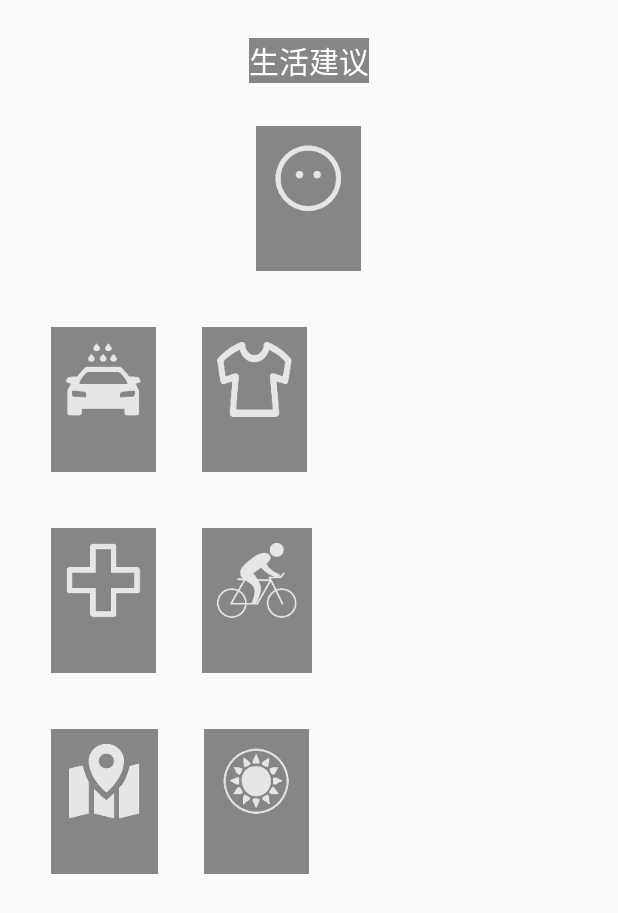
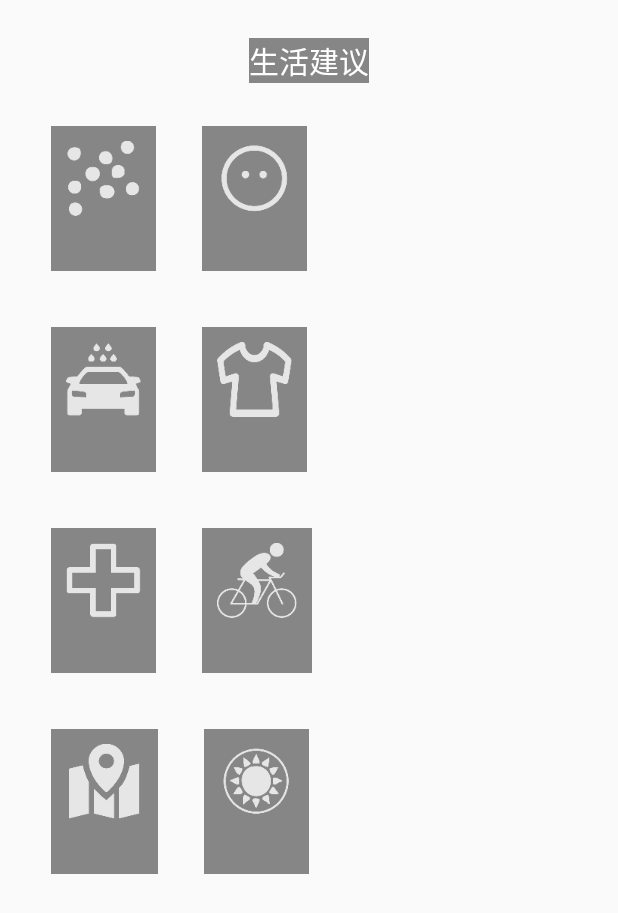
Before and after one commit to sorgs/SorgsWeather, an Android app: the layout suggest.xml on its own in the app's theme, with its tools: preview values and no code run, on a phone screen of 412 x 824 dp. Shown: the top 913 px of the screen. Run offline under Robolectric (Android 15) with nearby library versions, the phone set to English and light mode, and no system bars.

```diff
--- a/app/build.gradle
+++ b/app/build.gradle
@@ -8,8 +8,8 @@ android {
         applicationId "com.sorgs.sorgsweather"
         minSdkVersion 19
         targetSdkVersion 25
-        versionCode 2
-        versionName "2.0"
+        versionCode 3
+        versionName "3.0"
         testInstrumentationRunner "android.support.test.runner.AndroidJUnitRunner"
     }
     buildTypes {
--- a/app/src/main/java/com/sorgs/sorgsweather/Activity/MainActivity.java
+++ b/app/src/main/java/com/sorgs/sorgsweather/Activity/MainActivity.java
@@ -133,8 +133,8 @@ public class MainActivity extends BaseActivity {
             //存在缓存，就去尝试解析
             WeatherJson weatherJson = Utility.handleWeatherResponse(WeatherCache);
             assert weatherJson != null;
-            for (WeatherJson.HeWeatherBean heWeatherBean :
-                    weatherJson.getHeWeather()) {
+            for (WeatherJson.HeWeather5Bean heWeatherBean :
+                    weatherJson.getHeWeather5()) {
                 if ("ok".equals(heWeatherBean.getStatus())) {
                     //是否之前选择过城市，有选择就直接跳过
                     startActivity(new Intent(getApplicationContext(), WeatherActivity.class));
--- a/app/src/main/java/com/sorgs/sorgsweather/service/AutoUpdateService.java
+++ b/app/src/main/java/com/sorgs/sorgsweather/service/AutoUpdateService.java
@@ -82,8 +82,8 @@ public class AutoUpdateService extends Service {
             //存在缓存，就直接去解析
             WeatherJson weatherJson = Utility.handleWeatherResponse(Sputils.getString(getApplicationContext(), Constant.WEATHER, null));
             assert weatherJson != null;
-            for (WeatherJson.HeWeatherBean heWeatherBean :
-                    weatherJson.getHeWeather()) {
+            for (WeatherJson.HeWeather5Bean heWeatherBean :
+                    weatherJson.getHeWeather5()) {
                 if ("ok".equals(heWeatherBean.getStatus())) {
                     String weatherId = heWeatherBean.getBasic().getCity();
                     OkHttp.sendOkHttpRequest(Constant.WEATHER_URL + weatherId + Constant.WEATHER_KEY, new Callback() {
--- a/app/src/main/java/com/sorgs/sorgsweather/utils/Constant.java
+++ b/app/src/main/java/com/sorgs/sorgsweather/utils/Constant.java
@@ -19,12 +19,12 @@ public class Constant {
     /**
      * 天气服务器url
      */
-    public static final String WEATHER_URL = "http://guolin.tech/api/weather?cityid=";
+    public static final String WEATHER_URL = "https://api.heweather.com/v5/weather?city=";
 
     /**
      * 天气服务器key
      */
-    public static final String WEATHER_KEY = "&key=bc0418b57b2d4918819d3974ac1285d9";
+    public static final String WEATHER_KEY = "&key=6654a43435694d8e922377f3204d3756";
 
     /**
      * 背景图片的url地址
--- a/app/src/main/java/com/sorgs/sorgsweather/utils/getCache.java
+++ b/app/src/main/java/com/sorgs/sorgsweather/utils/getCache.java
@@ -21,8 +21,8 @@ public class getCache {
     public static String getCityID(String WeatherCache) {
         if (!TextUtils.isEmpty(WeatherCache)) {
             WeatherJson weatherJson = Utility.handleWeatherResponse(WeatherCache);
-            for (WeatherJson.HeWeatherBean heWeatherBean :
-                    weatherJson.getHeWeather()) {
+            for (WeatherJson.HeWeather5Bean heWeatherBean :
+                    weatherJson.getHeWeather5()) {
                 if ("ok".equals(heWeatherBean.getStatus())) {
                     return heWeatherBean.getBasic().getCity();
                 }
--- a/app/src/main/res/layout/forecast.xml
+++ b/app/src/main/res/layout/forecast.xml
@@ -10,7 +10,7 @@
         style="@style/textView"
         android:layout_gravity="center"
         android:layout_marginTop="15dp"
-        android:text="最近一周"
+        android:text="最近三天"
         android:textSize="20sp"/>
 
     <LinearLayout
--- a/app/src/main/res/layout/suggest.xml
+++ b/app/src/main/res/layout/suggest.xml
@@ -17,14 +17,24 @@
     <LinearLayout
         android:layout_width="wrap_content"
         android:layout_height="wrap_content"
-        android:layout_gravity="center"
         android:layout_margin="3dp"
         android:orientation="horizontal">
+
+        <TextView
+            android:id="@+id/air_text"
+            style="@style/suggest_text"
+            android:drawableTop="@mipmap/air"/>
+
+        <TextView
+            android:layout_width="wrap_content"
+            android:layout_height="match_parent"/>
 
         <TextView
             android:id="@+id/comfort_text"
             style="@style/suggest_text"
             android:drawableTop="@mipmap/comfort"/>
+
+
     </LinearLayout>
 
 
```
Also changed, not shown: app/src/main/java/com/sorgs/sorgsweather/Activity/WeatherActivity.java (+8 -4 lines), app/src/main/java/com/sorgs/sorgsweather/domian/WeatherJson.java (+93 -85 lines).
